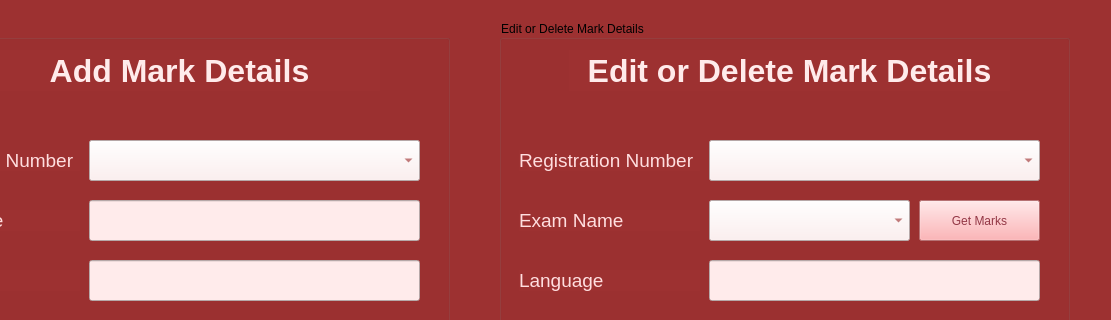
Before: the Qt Designer form School.ui in KothariMansi/Student-Management-System, drawn with Qt 5; both pictures show x 153 to 1264 and y 185 to 505 of the 1264 by 868 pixel window.
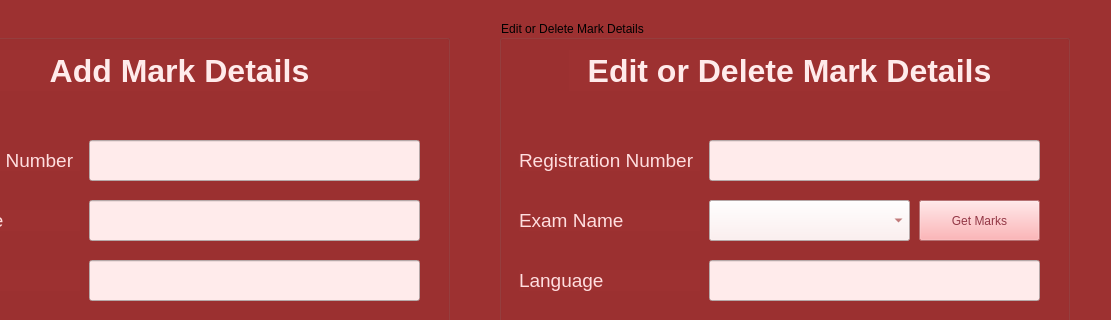
After: the same form once the commit is applied. The open tabs and pages were chosen to show the change. Icons and pictures are not drawn.

Commit message: Add functionality to add student marks

```diff
--- a/School.ui
+++ b/School.ui
@@ -1373,22 +1373,7 @@
         <string>Language</string>
        </property>
       </widget>
-      <widget class="QComboBox" name="comboBox_6">
-       <property name="geometry">
-        <rect>
-         <x>210</x>
-         <y>120</y>
-         <width>331</width>
-         <height>41</height>
-        </rect>
-       </property>
-       <property name="styleSheet">
-        <string notr="true">background-color: rgb(255, 235, 235);
-color: rgb(157, 49, 49);
-font: 14pt &quot;MS Shell Dlg 2&quot;;</string>
-       </property>
-      </widget>
-      <widget class="QLineEdit" name="lineEdit_19">
+      <widget class="QLineEdit" name="AddMaths">
        <property name="geometry">
         <rect>
          <x>210</x>
@@ -1526,6 +1511,25 @@
         <string>Save</string>
        </property>
       </widget>
+      <widget class="QLineEdit" name="AddMarkRegisNum">
+       <property name="geometry">
+        <rect>
+         <x>210</x>
+         <y>120</y>
+         <width>331</width>
+         <height>41</height>
+        </rect>
+       </property>
+       <property name="font">
+        <font>
+         <pointsize>14</pointsize>
+        </font>
+       </property>
+       <property name="styleSheet">
+        <string notr="true">background-color: rgb(255, 235, 235);
+color: rgb(157, 49, 49);r</string>
+       </property>
+      </widget>
      </widget>
      <widget class="QGroupBox" name="groupBox_2">
       <property name="geometry">
@@ -1647,22 +1651,7 @@
         <string>Language</string>
        </property>
       </widget>
-      <widget class="QComboBox" name="comboBox_7">
-       <property name="geometry">
-        <rect>
-         <x>210</x>
-         <y>120</y>
-         <width>331</width>
-         <height>41</height>
-        </rect>
-       </property>
-       <property name="styleSheet">
-        <string notr="true">background-color: rgb(255, 235, 235);
-color: rgb(157, 49, 49);
-font: 14pt &quot;MS Shell Dlg 2&quot;;</string>
-       </property>
-      </widget>
-      <widget class="QLineEdit" name="lineEdit_24">
+      <widget class="QLineEdit" name="EditMaths">
        <property name="geometry">
         <rect>
          <x>210</x>
@@ -1851,6 +1840,25 @@
 font: 14pt &quot;MS Shell Dlg 2&quot;;</string>
        </property>
       </widget>
+      <widget class="QLineEdit" name="EditMarkRegisNum">
+       <property name="geometry">
+        <rect>
+         <x>210</x>
+         <y>120</y>
+         <width>331</width>
+         <height>41</height>
+        </rect>
+       </property>
+       <property name="font">
+        <font>
+         <pointsize>14</pointsize>
+        </font>
+       </property>
+       <property name="styleSheet">
+        <string notr="true">background-color: rgb(255, 235, 235);
+color: rgb(157, 49, 49);r</string>
+       </property>
+      </widget>
      </widget>
     </widget>
     <widget class="QWidget" name="tab_6">
```
Left out of the diff: 26 changed lines with no effect on the pictures. The commit also changes 1 other file.
